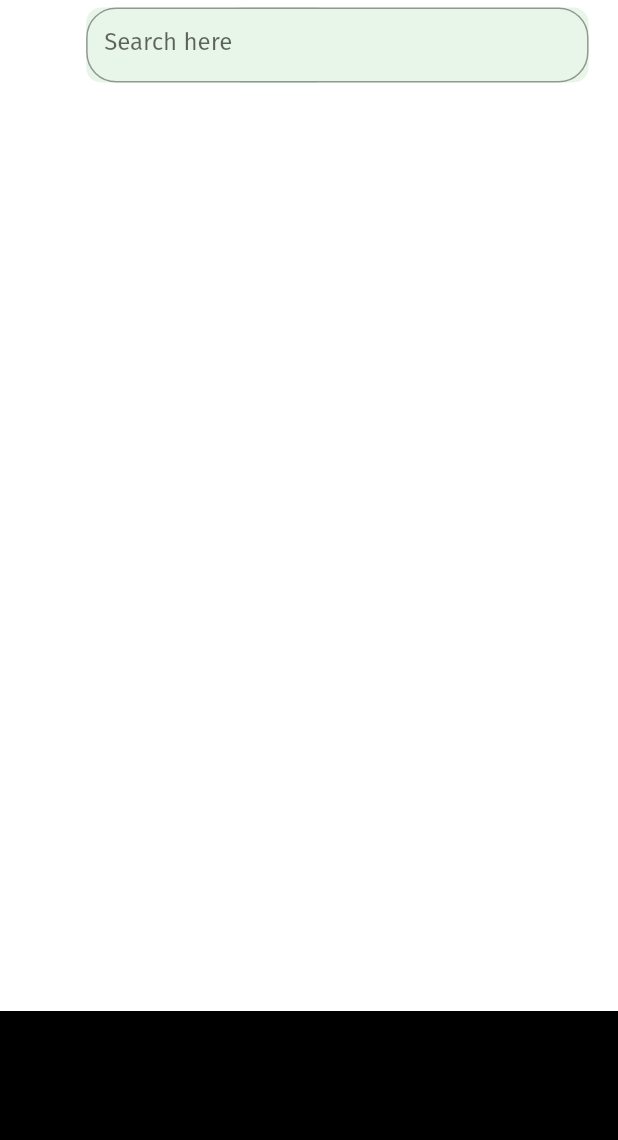
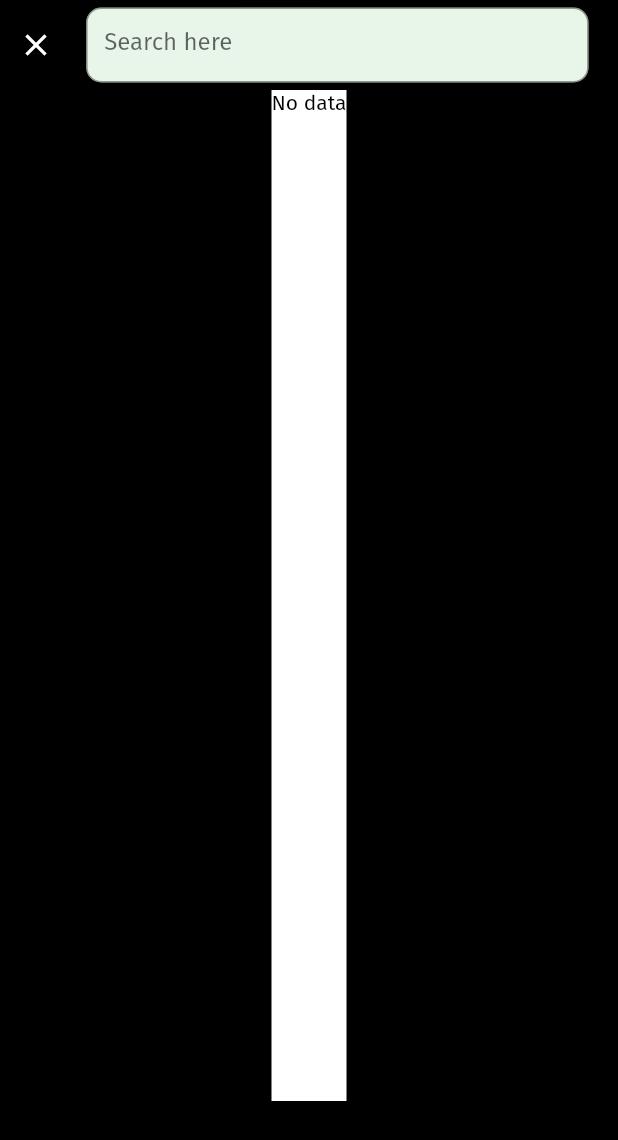
Before and after one commit to AmarchandK/estadio, a Flutter app: the AnimatedSearch widget shown alone on an empty page, opened directly, after a tap on the "search" icon, on a phone screen of 412 x 824 dp. Shown: the top 1140 px of the screen. Run offline on Flutter 3.47's test engine with Material 2 defaults, Android fonts, the phone set to English and light mode, and no system bars; our stand-ins replace blurrycontainer, cached_network_image, carousel_slider, dio, flutter_rating_bar, flutter_secure_storage and 9 more; missing offline and left inert: flutter_custom_cards; accounts and stored records are empty; network calls fail; statements that could not run were skipped.

Commit message:
search complete include without bugs, Thanks for Abhinav.PM

```diff
--- a/lib/controller/Home/home_controller.dart
+++ b/lib/controller/Home/home_controller.dart
@@ -121,6 +121,7 @@ class HomeController extends ChangeNotifier {
       nearGrounds.addAll(homeResponse.data!);
     }
     onLoding();
+    notifyListeners();
   }
 //////////////////////////////////////////////////////////
 
@@ -136,10 +137,12 @@ class HomeController extends ChangeNotifier {
       allTurf.addAll(homeResponse.data!);
     }
     onLoding();
+    notifyListeners();
   }
 
   Future<List<Datum>> searchAsign() async {
     await allTurfFetch();
+    notifyListeners();
     return allTurf;
   }
 }
--- a/lib/controller/Home/search_controller.dart
+++ b/lib/controller/Home/search_controller.dart
@@ -7,6 +7,7 @@ import '../../model/Home/home_response.dart';
 
 class SearchController extends GetxController {
   RxBool isSearchClicked = false.obs;
+  RxBool isSearched = false.obs;
   final searchController = TextEditingController();
   List<Datum> allSerach = [];
   late List<Datum> foundTurfs = [];
--- a/lib/controller/Splash/splash_controller.dart
+++ b/lib/controller/Splash/splash_controller.dart
@@ -1,3 +1,4 @@
+import 'package:estadio/controller/Home/home_controller.dart';
 import 'package:estadio/view/Navigation/botttom_nav.dart';
 import 'package:estadio/view/authentication/login_page.dart';
 import 'package:flutter_secure_storage/flutter_secure_storage.dart';
@@ -5,8 +6,9 @@ import 'package:get/get.dart';
 
 class SplashController extends GetxController {
   @override
-  void onInit() {
+  void onInit() async {
     checkUserLoggedIn();
+    await HomeController.instance().onInit();
     super.onInit();
   }
 
--- a/lib/main.dart
+++ b/lib/main.dart
@@ -11,7 +11,6 @@ import 'controller/Home/location_fetch_controller.dart';
 void main() async {
   WidgetsFlutterBinding.ensureInitialized();
   await LocationController.instance.getCurrentPosition();
-
   runApp(const MyApp());
 }
 
--- a/lib/view/Discription/discriptiom.dart
+++ b/lib/view/Discription/discriptiom.dart
@@ -54,7 +54,7 @@ class DescriptionPage extends StatelessWidget {
             Row(
               mainAxisAlignment: MainAxisAlignment.end,
               children: [
-                w20,
+                w10,
                 RatingBarIndicator(
                   rating: datum.turfInfo!.turfRating!,
                   itemBuilder: (context, index) => const Icon(
@@ -66,8 +66,8 @@ class DescriptionPage extends StatelessWidget {
                 ),
                 const Spacer(),
                 CurrentLocation(
-                    place: '${datum.turfPlace} , ${datum.turfDistrict}',
-                    size: 20),
+                    place: '${datum.turfPlace}, \n${datum.turfDistrict}',
+                    size: 17),
                 Link(
                   uri: Uri.parse(datum.turfInfo!.turfMap!),
                   builder: (context, followLink) => IconButton(
--- a/lib/view/Home/widgets/current_location.dart
+++ b/lib/view/Home/widgets/current_location.dart
@@ -17,7 +17,7 @@ class CurrentLocation extends StatelessWidget {
           CupertinoIcons.location_solid,
           size: size,
         ),
-        contentsText(text: place, size: 18),
+        contentsText(text: place, size: 17),
       ],
     );
   }
--- a/lib/view/Home/widgets/search.dart
+++ b/lib/view/Home/widgets/search.dart
@@ -5,6 +5,7 @@ import 'package:estadio/view/Discription/discriptiom.dart';
 import 'package:estadio/view/Home/widgets/ground_cards.dart';
 import 'package:flutter/material.dart';
 import 'package:flutter_staggered_grid_view/flutter_staggered_grid_view.dart';
+import 'package:fluttertoast/fluttertoast.dart';
 import 'package:get/get.dart';
 import 'package:google_fonts/google_fonts.dart';
 import '../../../constants/colors.dart';
@@ -16,7 +17,32 @@ class AnimatedSearch extends StatelessWidget {
   final SearchController _searchController = Get.put(SearchController());
   @override
   Widget build(BuildContext context) {
-    return Obx(
+    return Column(
+      children: [
+        SizedBox(
+          height: 60,
+          child: Stack(
+            children: [
+              Align(
+                child: AnimatedOpacity(
+                  opacity: _searchController.isSearchClicked.value ? 0 : 1,
+                  duration: const Duration(seconds: 1),
+                  child: Text(
+                    greeting(),
+                    style: GoogleFonts.lato(
+                      fontStyle: FontStyle.italic,
+                      fontSize: 30,
+                      fontWeight: FontWeight.bold,
+                      color: wColor,
+                    ),
+                  ),
+                ),
+              ),
+              const _TextField(),
+            ],
+          ),
+        ),
+        Obx(
           () => AnimatedContainer(
             color: _searchController.isSearchClicked.value
                 ? wColor
@@ -24,32 +50,11 @@ class AnimatedSearch extends StatelessWidget {
             duration: const Duration(seconds: 1),
             height: _searchController.isSearchClicked.value
                 ? heightSize(context) - 150
-            : 60,
+                : 0,
             child: SingleChildScrollView(
+              physics: const ScrollPhysics(),
               child: Column(
                 children: [
-              SizedBox(
-                height: 60,
-                child: Stack(
-                  children: [
-                    Align(
-                      child: AnimatedOpacity(
-                        opacity:
-                            _searchController.isSearchClicked.value ? 0 : 1,
-                        duration: const Duration(seconds: 1),
-                        child: Text(
-                          greeting(),
-                          style: GoogleFonts.lato(
-                              fontStyle: FontStyle.italic,
-                              fontSize: 30,
-                              fontWeight: FontWeight.bold),
-                        ),
-                      ),
-                    ),
-                    const _TextField(),
-                  ],
-                ),
-              ),
                   _searchController.isSearchClicked.value
                       ? const _IdleWidgets()
                       : const SizedBox()
@@ -57,6 +62,8 @@ class AnimatedSearch extends StatelessWidget {
               ),
             ),
           ),
+        )
+      ],
     );
   }
 }
@@ -108,8 +115,11 @@ class _TextField extends GetView<SearchController> {
                   : widthSize(context) / 1.23,
               child: IconButton(
                 onPressed: () {
+                  controller.searchController.clear();
+                  controller.runFilter(controller.searchController.text.trim());
+                  controller.isSearched.value = true;
                   FocusScope.of(context).unfocus();
-                  controller.searchController.clear();
+
                   controller.isSearchClicked.value =
                       !controller.isSearchClicked.value;
                 },
@@ -139,13 +149,20 @@ class _TextField extends GetView<SearchController> {
                   ),
                   child: TextFormField(
                     style: const TextStyle(color: Colors.black),
-                    onChanged: (value) => controller.debouncer.run(() {
+                    onChanged: (value) {
+                      if (value.isEmpty) {
+                        controller.isSearched.value = true;
+                      } else {
+                        controller.isSearched.value = false;
+                      }
+                      controller.debouncer.run(() {
                         controller.runFilter(value.trim());
-                    }),
+                      });
+                    },
                     controller: controller.searchController,
                     decoration: InputDecoration(
                       border: OutlineInputBorder(
-                          borderRadius: BorderRadius.circular(20)),
+                          borderRadius: BorderRadius.circular(10)),
                       hintText: 'Search here',
                     ),
                   ),
@@ -167,9 +184,11 @@ class _IdleWidgets extends GetView<SearchController> {
   @override
   Widget build(BuildContext context) {
     return GetBuilder<SearchController>(
-      builder: (controller) => controller.foundTurfs.isEmpty
+      builder: (controller) => controller.foundTurfs.isNotEmpty
+          ? (controller.isSearched.value
               ? MasonryGridView.builder(
                   shrinkWrap: true,
+                  physics: const NeverScrollableScrollPhysics(),
                   crossAxisSpacing: 5,
                   mainAxisSpacing: 5,
                   itemCount: controller.allSerach.length,
@@ -183,14 +202,15 @@ class _IdleWidgets extends GetView<SearchController> {
                           border: Border.all(color: lightGreen, width: 4)),
                       child: ClipRRect(
                         borderRadius: BorderRadius.circular(10),
-                    child: Image.network(controller.allSerach[index].turfLogo!),
+                        child: Image.network(
+                            controller.allSerach[index].turfLogo!),
                       ),
                     );
                   },
                 )
               : ListView.builder(
                   shrinkWrap: true,
-              physics: const AlwaysScrollableScrollPhysics(),
+                  physics: const NeverScrollableScrollPhysics(),
                   itemBuilder: (context, index) => GroundCards(
                         toFucn: () => Get.to(
                           () => DescriptionPage(
@@ -199,7 +219,11 @@ class _IdleWidgets extends GetView<SearchController> {
                         ),
                         turfList: controller.foundTurfs[index],
                       ),
-              itemCount: controller.foundTurfs.length),
+                  itemCount: controller.foundTurfs.length))
+          : const Text(
+              'No data',
+              style: TextStyle(color: Colors.black),
+            ),
     );
   }
 }
```
Also changed, not shown: lib/constants/core_refactering/global_refactoring.dart (+9 -6 lines), lib/controller/Home/location_fetch_controller.dart (+3 -4 lines), lib/view/Home/home_screen.dart (+5 -2 lines), lib/view/Home/widgets/ground_cards.dart (+4 -4 lines). Lines whose indentation alone changed are shown as unchanged.
